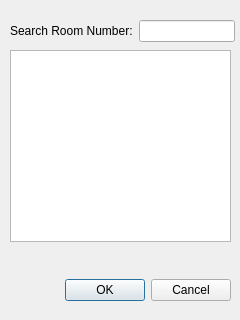
First picture: the form in roominfodialog.ui, repository aaron-loz/hotelClient, before the edit.
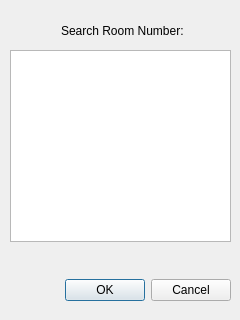
Second picture: the form after the edit.

Commit message:
Bug fixes, removed lineEdit search for sanity
bug of roomDialog causing memory leak, and filling model with overloaded
data. Removed LineEdit because too much time and sanity wasted on
useless feature of searching.

```diff
--- a/roominfodialog.ui
+++ b/roominfodialog.ui
@@ -39,16 +39,13 @@
     </rect>
    </property>
    <layout class="QHBoxLayout" name="horizontalLayout">
-    <item>
+    <item alignment="Qt::AlignHCenter">
      <widget class="QLabel" name="label">
       <property name="text">
        <string>Search Room Number:</string>
       </property>
      </widget>
     </item>
-    <item>
-     <widget class="QLineEdit" name="lineEdit"/>
-    </item>
    </layout>
   </widget>
   <widget class="QListView" name="listView">
```
The commit also changes 5 other files.
